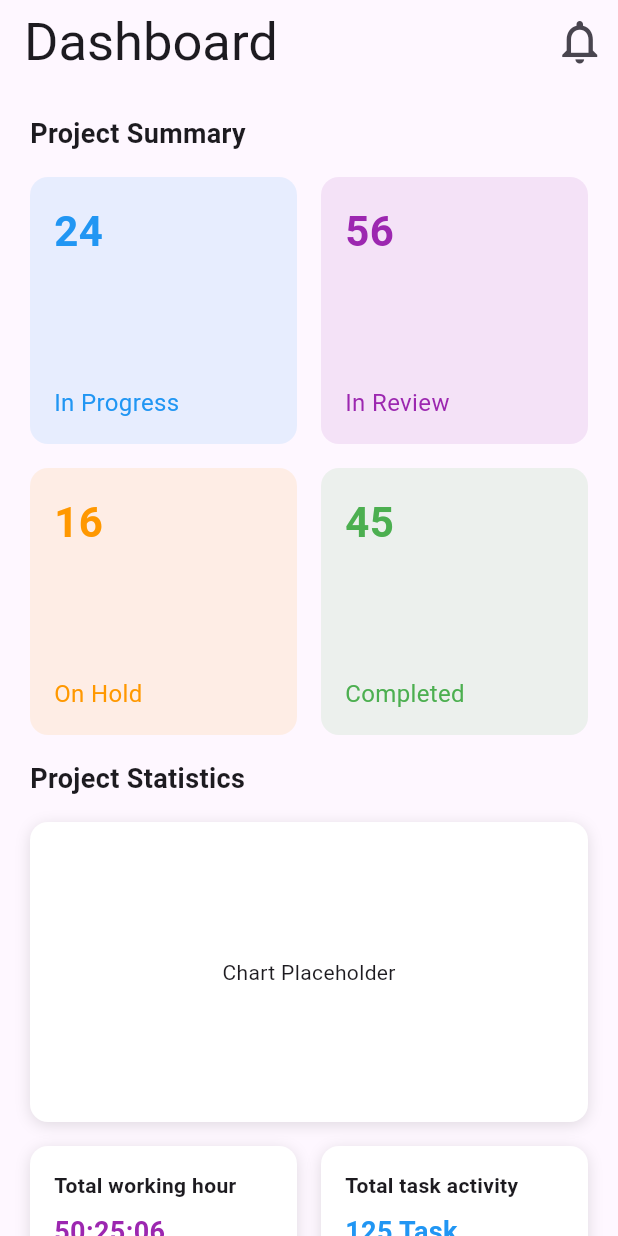
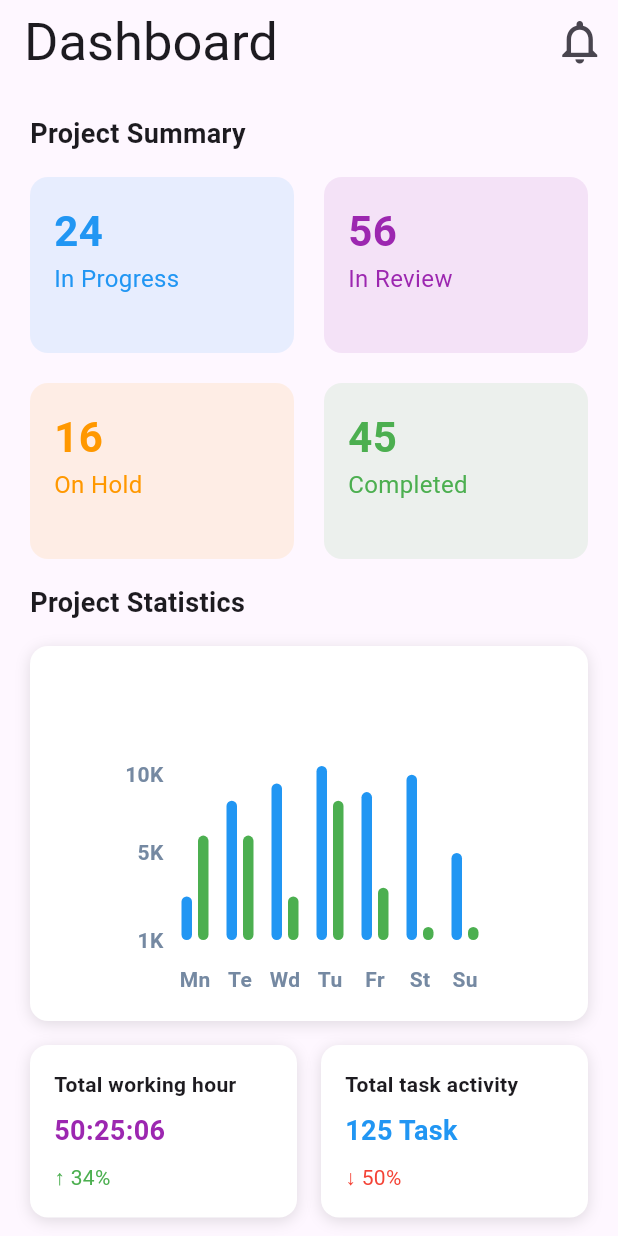
Before and after one commit to ngcuyen/task-manager, a Flutter app: the screen it shows after launch, on a phone screen of 412 x 824 dp. Run offline on Flutter 3.47's test engine with Material 3 defaults, Android fonts, the phone set to English and light mode, and no system bars; drawn by our look-alikes of fl_chart; our stand-ins replace firebase_core; accounts and stored records are empty.

Commit message:
feat: chart widget

```diff
--- a/lib/screens/dashboard.dart
+++ b/lib/screens/dashboard.dart
@@ -2,6 +2,7 @@
 
 import 'package:flutter/foundation.dart';
 import 'package:flutter/material.dart';
+import 'package:task_manager/widgets/chart.dart';
 
 class DashboardScreen extends StatefulWidget {
   const DashboardScreen({super.key});
@@ -44,9 +45,11 @@ class _DashboardScreenState extends State<DashboardScreen> {
               const SizedBox(height: 16),
               GridView.count(
                 crossAxisCount: 2,
-                crossAxisSpacing: 16,
-                mainAxisSpacing: 16,
+                crossAxisSpacing: 20,
+                mainAxisSpacing: 20,
                 shrinkWrap: true,
+                padding: EdgeInsets.zero,
+                childAspectRatio: 1.5,
                 physics: NeverScrollableScrollPhysics(),
                 children: [
                   buildSummaryCard('24', 'In Progress', Colors.blue),
@@ -62,7 +65,8 @@ class _DashboardScreenState extends State<DashboardScreen> {
               ),
               SizedBox(height: 16),
               Container(
-                height: 200,
+                height: 250,
+                width: 400,
                 decoration: BoxDecoration(
                   color: Colors.white,
                   borderRadius: BorderRadius.circular(12),
@@ -74,9 +78,7 @@ class _DashboardScreenState extends State<DashboardScreen> {
                     ),
                   ],
                 ),
-                child: Center(
-                    child:
-                        Text('Chart Placeholder')), // Sử dụng package chart sau
+                child: Center(child: Chart()), // Sử dụng package chart sau
               ),
               SizedBox(height: 16),
               Row(
@@ -97,6 +99,7 @@ class _DashboardScreenState extends State<DashboardScreen> {
 
   Widget buildSummaryCard(String number, String title, Color color) {
     return Container(
+      height: 50,
       decoration: BoxDecoration(
         color: color.withOpacity(0.1),
         borderRadius: BorderRadius.circular(12),
@@ -110,7 +113,6 @@ class _DashboardScreenState extends State<DashboardScreen> {
             style: TextStyle(
                 fontSize: 28, fontWeight: FontWeight.bold, color: color),
           ),
-          Spacer(),
           Text(
             title,
             style: TextStyle(fontSize: 16, color: color),
--- /dev/null
+++ b/lib/widgets/chart.dart
@@ -0,0 +1,285 @@
+import 'package:fl_chart/fl_chart.dart';
+import 'package:flutter/foundation.dart';
+import 'package:flutter/material.dart';
+
+class Chart extends StatefulWidget {
+  Chart({super.key});
+  final Color firstBarColor = Colors.blue;
+  final Color secondBarColor = Colors.purple;
+  final Color thirdBarColor = Colors.orange;
+  final Color fourthBarColor = Colors.green;
+  final Color avgColor =
+      Colors.red; // average color for the chart, in this case red
+
+  @override
+  State<Chart> createState() => _ChartState();
+}
+
+class _ChartState extends State<Chart> {
+  final double width = 7;
+
+  late List<BarChartGroupData> rawBarGroups;
+  late List<BarChartGroupData> showingBarGroups;
+
+  int touchedGroupIndex = -1;
+
+  @override
+  void initState() {
+    super.initState();
+    final barGroup1 = makeGroupData(0, 5, 12);
+    final barGroup2 = makeGroupData(1, 16, 12);
+    final barGroup3 = makeGroupData(2, 18, 5);
+    final barGroup4 = makeGroupData(3, 20, 16);
+    final barGroup5 = makeGroupData(4, 17, 6);
+    final barGroup6 = makeGroupData(5, 19, 1.5);
+    final barGroup7 = makeGroupData(6, 10, 1.5);
+
+    final items = [
+      barGroup1,
+      barGroup2,
+      barGroup3,
+      barGroup4,
+      barGroup5,
+      barGroup6,
+      barGroup7,
+    ];
+
+    rawBarGroups = items;
+
+    showingBarGroups = rawBarGroups;
+  }
+
+  @override
+  Widget build(BuildContext context) {
+    return AspectRatio(
+      aspectRatio: 1,
+      child: Padding(
+        padding: const EdgeInsets.all(0),
+        child: Column(
+          crossAxisAlignment: CrossAxisAlignment.stretch,
+          children: <Widget>[
+            Row(
+              mainAxisSize: MainAxisSize.min,
+              children: <Widget>[
+                makeTransactionsIcon(),
+                const SizedBox(
+                  width: 38,
+                ),
+                const Text(
+                  'Transactions',
+                  style: TextStyle(color: Colors.white, fontSize: 22),
+                ),
+                const SizedBox(
+                  width: 4,
+                ),
+                // const Text(
+                //   'state',
+                //   style: TextStyle(color: Color(0xff77839a), fontSize: 16),
+                // ),
+              ],
+            ),
+            const SizedBox(
+              height: 38,
+            ),
+            Expanded(
+              child: BarChart(
+                BarChartData(
+                  maxY: 20,
+                  barTouchData: BarTouchData(
+                    touchTooltipData: BarTouchTooltipData(
+                      getTooltipColor: ((group) {
+                        return Colors.grey;
+                      }),
+                      getTooltipItem: (a, b, c, d) => null,
+                    ),
+                    touchCallback: (FlTouchEvent event, response) {
+                      if (response == null || response.spot == null) {
+                        setState(() {
+                          touchedGroupIndex = -1;
+                          showingBarGroups = List.of(rawBarGroups);
+                        });
+                        return;
+                      }
+
+                      touchedGroupIndex = response.spot!.touchedBarGroupIndex;
+
+                      setState(() {
+                        if (!event.isInterestedForInteractions) {
+                          touchedGroupIndex = -1;
+                          showingBarGroups = List.of(rawBarGroups);
+                          return;
+                        }
+                        showingBarGroups = List.of(rawBarGroups);
+                        if (touchedGroupIndex != -1) {
+                          var sum = 0.0;
+                          for (final rod
+                              in showingBarGroups[touchedGroupIndex].barRods) {
+                            sum += rod.toY;
+                          }
+                          final avg = sum /
+                              showingBarGroups[touchedGroupIndex]
+                                  .barRods
+                                  .length;
+
+                          showingBarGroups[touchedGroupIndex] =
+                              showingBarGroups[touchedGroupIndex].copyWith(
+                            barRods: showingBarGroups[touchedGroupIndex]
+                                .barRods
+                                .map((rod) {
+                              return rod.copyWith(
+                                  toY: avg, color: widget.avgColor);
+                            }).toList(),
+                          );
+                        }
+                      });
+                    },
+                  ),
+                  titlesData: FlTitlesData(
+                    show: true,
+                    rightTitles: const AxisTitles(
+                      sideTitles: SideTitles(showTitles: false),
+                    ),
+                    topTitles: const AxisTitles(
+                      sideTitles: SideTitles(showTitles: false),
+                    ),
+                    bottomTitles: AxisTitles(
+                      sideTitles: SideTitles(
+                        showTitles: true,
+                        getTitlesWidget: bottomTitles,
+                        reservedSize: 42,
+                      ),
+                    ),
+                    leftTitles: AxisTitles(
+                      sideTitles: SideTitles(
+                        showTitles: true,
+                        reservedSize: 28,
+                        interval: 1,
+                        getTitlesWidget: leftTitles,
+                      ),
+                    ),
+                  ),
+                  borderData: FlBorderData(
+                    show: false,
+                  ),
+                  barGroups: showingBarGroups,
+                  gridData: const FlGridData(show: false),
+                ),
+              ),
+            ),
+            const SizedBox(
+              height: 12,
+            ),
+          ],
+        ),
+      ),
+    );
+  }
+
+  Widget leftTitles(double value, TitleMeta meta) {
+    const style = TextStyle(
+      color: Color(0xff7589a2),
+      fontWeight: FontWeight.bold,
+      fontSize: 14,
+    );
+    String text;
+    if (value == 0) {
+      text = '1K';
+    } else if (value == 10) {
+      text = '5K';
+    } else if (value == 19) {
+      text = '10K';
+    } else {
+      return Container();
+    }
+    return SideTitleWidget(
+      axisSide: meta.axisSide,
+      space: 0,
+      child: Text(text, style: style),
+    );
+  }
+
+  Widget bottomTitles(double value, TitleMeta meta) {
+    final titles = <String>['Mn', 'Te', 'Wd', 'Tu', 'Fr', 'St', 'Su'];
+
+    final Widget text = Text(
+      titles[value.toInt()],
+      style: const TextStyle(
+        color: Color(0xff7589a2),
+        fontWeight: FontWeight.bold,
+        fontSize: 14,
+      ),
+    );
+
+    return SideTitleWidget(
+      axisSide: meta.axisSide,
+      space: 16, //margin top
+      child: text,
+    );
+  }
+
+  BarChartGroupData makeGroupData(int x, double y1, double y2) {
+    return BarChartGroupData(
+      barsSpace: 4,
+      x: x,
+      barRods: [
+        BarChartRodData(
+          toY: y1,
+          color: widget.firstBarColor,
+          width: width,
+        ),
+        BarChartRodData(
+          toY: y2,
+          color: widget.fourthBarColor,
+          width: width,
+        ),
+      ],
+    );
+  }
+
+  Widget makeTransactionsIcon() {
+    const width = 4.5;
+    const space = 3.5;
+    return Row(
+      mainAxisSize: MainAxisSize.min,
+      children: <Widget>[
+        Container(
+          width: width,
+          height: 10,
+          color: Colors.white.withOpacity(0.4),
+        ),
+        const SizedBox(
+          width: space,
+        ),
+        Container(
+          width: width,
+          height: 28,
+          color: Colors.white.withOpacity(0.8),
+        ),
+        const SizedBox(
+          width: space,
+        ),
+        Container(
+          width: width,
+          height: 42,
+          color: Colors.white.withOpacity(1),
+        ),
+        const SizedBox(
+          width: space,
+        ),
+        Container(
+          width: width,
+          height: 28,
+          color: Colors.white.withOpacity(0.8),
+        ),
+        const SizedBox(
+          width: space,
+        ),
+        Container(
+          width: width,
+          height: 10,
+          color: Colors.white.withOpacity(0.4),
+        ),
+      ],
+    );
+  }
+}
```
